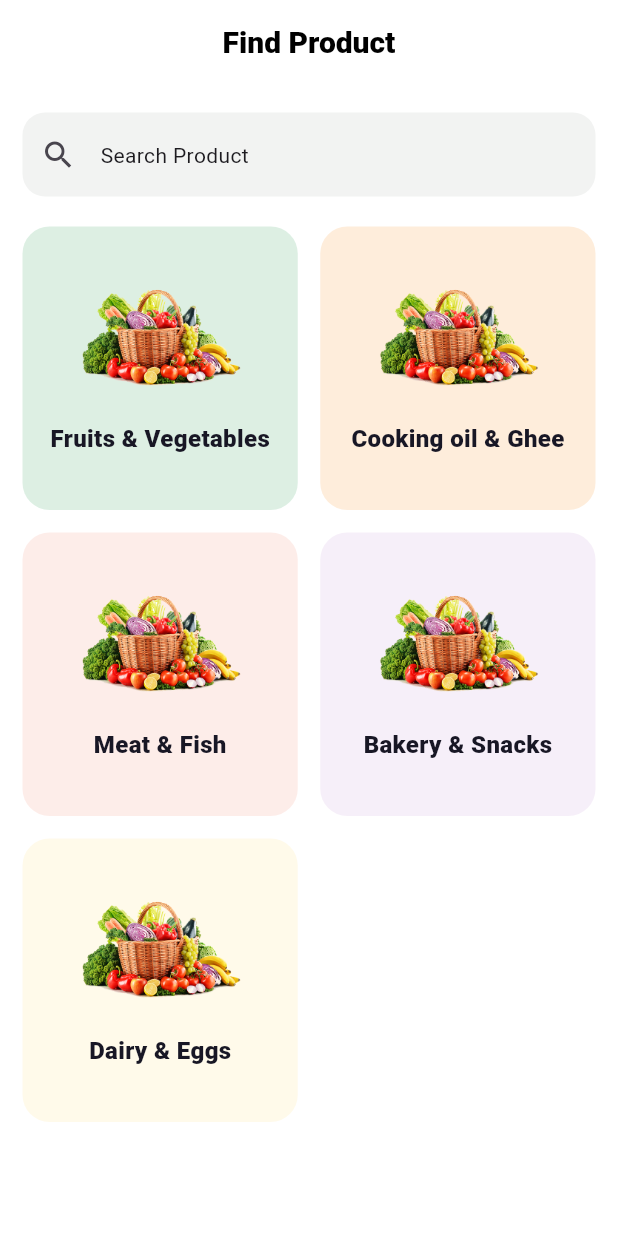
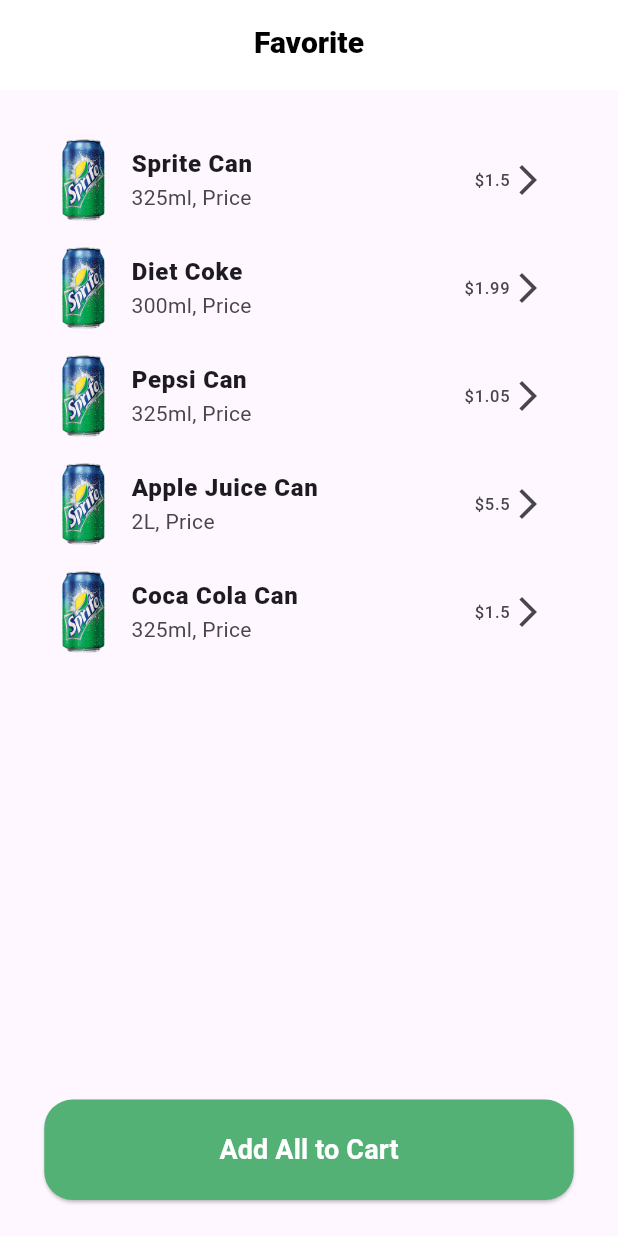
Before and after one commit to AbRehman536/batch_1_flutter, a Flutter app: the screen it shows after launch, on a phone screen of 412 x 824 dp. Run offline on Flutter 3.47's test engine with Material 3 defaults, Android fonts, the light colour scheme and no system bars; our stand-ins replace device_preview.

Commit message:
List View Done

```diff
--- a/lib/constants/app_assets.dart
+++ b/lib/constants/app_assets.dart
@@ -6,4 +6,5 @@
   static String carrotImage = "assets/images/carrot.png";
   static String backgroundImage = "assets/images/background.png";
   static String product1Image = "assets/images/product1.png";
+  static String can1Image = "assets/images/can1.png";
 }
--- a/lib/main.dart
+++ b/lib/main.dart
@@ -3,6 +3,7 @@
 import 'package:owais_project/screens/auth_screen/login.dart';
 import 'package:owais_project/screens/home/beverages.dart';
 import 'package:owais_project/screens/home/explore.dart';
+import 'package:owais_project/screens/home/favorite.dart';
 import 'package:owais_project/screens/home/filter.dart';
 import 'package:owais_project/screens/start_screen/onBoarding_screen.dart';
 import 'package:owais_project/screens/start_screen/splash_screen.dart';
@@ -36,7 +37,7 @@
         useMaterial3: true,
       ),
 
-      home: ExploreScreen(),
+      home: FavoriteScreen(),
     );
   }
 }
--- /dev/null
+++ b/lib/models/favorite_model.dart
@@ -0,0 +1,10 @@
+class FavoriteModel {
+  final String image;
+  final String title;
+  final String ml;
+  final double price;
+
+  FavoriteModel({
+    required this.image, required this.title,
+    required this.ml, required this.price});
+}
--- /dev/null
+++ b/lib/screens/home/favorite.dart
@@ -0,0 +1,80 @@
+import 'package:flutter/material.dart';
+import 'package:owais_project/constants/app_assets.dart';
+import 'package:owais_project/models/favorite_model.dart';
+import 'package:owais_project/utils/widgets/custom_appbar.dart';
+import 'package:owais_project/utils/widgets/custom_button.dart';
+
+class FavoriteScreen extends StatefulWidget {
+  const FavoriteScreen({super.key});
+
+  @override
+  State<FavoriteScreen> createState() => _FavoriteScreenState();
+}
+
+class _FavoriteScreenState extends State<FavoriteScreen> {
+  List<FavoriteModel> favoriteList = [
+    FavoriteModel(
+        image: AppAssets.can1Image,
+        title: "Sprite Can",
+        ml: "325ml",
+        price: 1.50),
+    FavoriteModel(
+        image: AppAssets.can1Image,
+        title: "Diet Coke",
+        ml: "300ml",
+        price: 1.99),
+    FavoriteModel(
+        image: AppAssets.can1Image,
+        title: "Pepsi Can",
+        ml: "325ml",
+        price: 1.05),
+    FavoriteModel(
+        image: AppAssets.can1Image,
+        title: "Apple Juice Can",
+        ml: "2L",
+        price: 5.50),
+    FavoriteModel(
+        image: AppAssets.can1Image,
+        title: "Coca Cola Can",
+        ml: "325ml",
+        price: 1.50),
+  ];
+  @override
+  Widget build(BuildContext context) {
+    return Scaffold(
+      appBar: PreferredSize(
+          preferredSize: Size.fromHeight(60),
+          child: CustomAppbar(
+              title: "Favorite")),
+        body: Padding(
+          padding: const EdgeInsets.all(24.0),
+          child: Column(
+            children: [
+              Expanded(
+                child: ListView.builder(
+                  itemCount: favoriteList.length,
+                  itemBuilder: (BuildContext context, int index) {
+                  return ListTile(
+                    leading: Image.asset(favoriteList[index].image.toString()),
+                    title: Text(favoriteList[index].title.toString(),
+                    style: TextStyle(
+                      fontWeight: FontWeight.w900
+                    ),),
+                    subtitle: Text("${favoriteList[index].ml.toString()}, Price"),
+                    trailing: Row(
+                      mainAxisSize: MainAxisSize.min,
+                      children: [
+                        Text("\$${favoriteList[index].price.toString()}"),
+                        Icon(Icons.arrow_forward_ios_sharp)
+                      ],
+                    ),
+                  );
+                },),
+              ),
+              CustomButton(btnLabel: "Add All to Cart", onPressed: (){})
+            ],
+          ),
+        ),
+    );
+  }
+}
```
Also changed, not shown: assets/images/can1.png (added).
